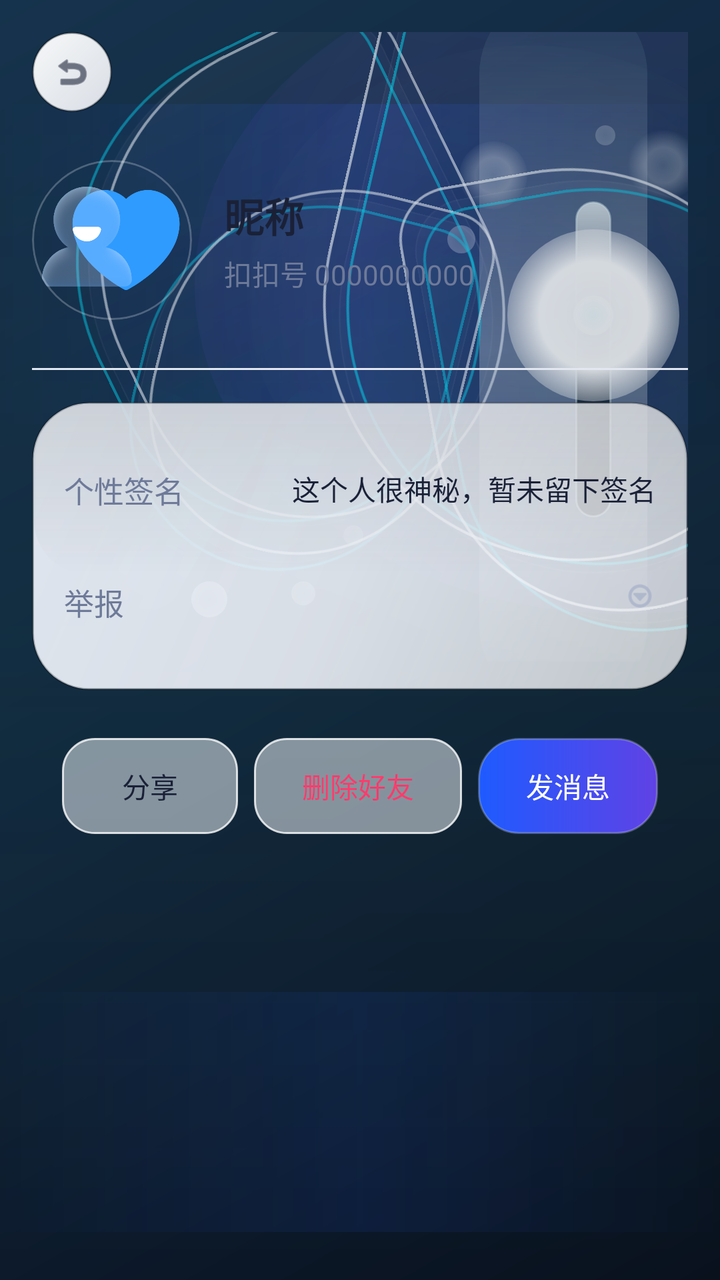
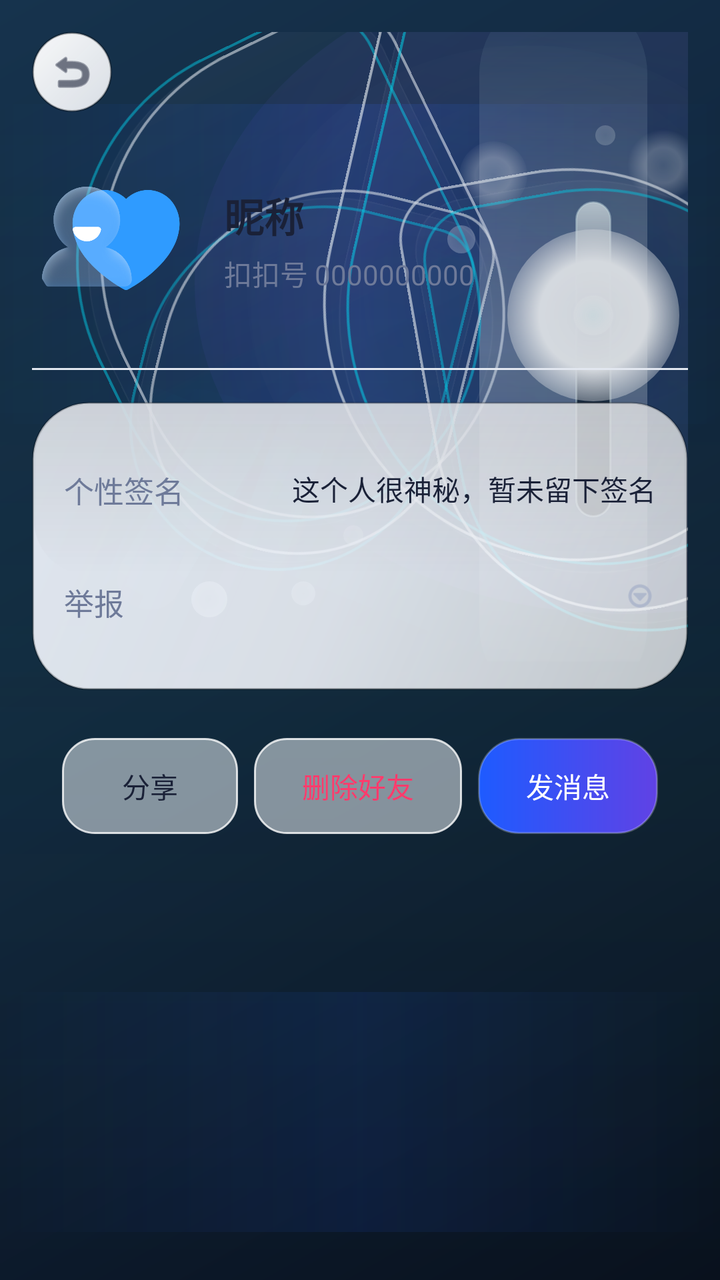

Screens rendered from an Android XML layout before and after an edit, with the pre-edit source and the edit as a unified diff.
<!-- AndroidManifest.xml: activity theme Theme.Koukou -->
<!-- res/layout/activity_friend_profile.xml -->
<?xml version="1.0" encoding="utf-8"?>
<androidx.constraintlayout.widget.ConstraintLayout xmlns:android="http://schemas.android.com/apk/res/android"
    xmlns:app="http://schemas.android.com/apk/res-auto"
    android:layout_width="match_parent"
    android:layout_height="match_parent"
    android:background="@drawable/bg_profile"
    android:padding="@dimen/page_horizontal_padding">

    <com.example.koukou.widget.CodeRainView
        android:id="@+id/code_rain_view"
        android:layout_width="0dp"
        android:layout_height="0dp"
        android:alpha="0.72"
        android:visibility="gone"
        app:layout_constraintBottom_toBottomOf="parent"
        app:layout_constraintEnd_toEndOf="parent"
        app:layout_constraintStart_toStartOf="parent"
        app:layout_constraintTop_toTopOf="parent" />

    <com.example.koukou.widget.ThemeAtmosphereView
        android:id="@+id/theme_effect_view"
        android:layout_width="0dp"
        android:layout_height="0dp"
        android:alpha="0.86"
        android:visibility="gone"
        app:layout_constraintBottom_toBottomOf="parent"
        app:layout_constraintEnd_toEndOf="parent"
        app:layout_constraintStart_toStartOf="parent"
        app:layout_constraintTop_toTopOf="parent" />

    <FrameLayout
        android:id="@+id/iv_decor"
        android:layout_width="388dp"
        android:layout_height="326dp"
        android:layout_marginTop="-12dp"
        android:layout_marginEnd="-72dp"
        android:alpha="0.82"
        app:layout_constraintEnd_toEndOf="parent"
        app:layout_constraintTop_toTopOf="parent">

        <include layout="@layout/view_iridescent_butterfly" />
    </FrameLayout>

    <ImageView
        android:id="@+id/ivBack"
        android:layout_width="40dp"
        android:layout_height="40dp"
        android:background="@drawable/bg_butterfly_panel"
        android:padding="10dp"
        android:src="@android:drawable/ic_menu_revert"
        app:layout_constraintStart_toStartOf="parent"
        app:layout_constraintTop_toTopOf="parent"
        app:tint="@color/butterfly_text_primary" />

    <com.google.android.material.card.MaterialCardView
        android:id="@+id/cvAvatar"
        android:layout_width="80dp"
        android:layout_height="80dp"
        android:layout_marginTop="@dimen/space_lg"
        app:cardBackgroundColor="@android:color/transparent"
        app:cardCornerRadius="40dp"
        app:cardElevation="0dp"
        app:layout_constraintStart_toStartOf="parent"
        app:layout_constraintTop_toBottomOf="@id/ivBack"
        app:strokeColor="#40F3F6FC"
        app:strokeWidth="1dp">

        <ImageView
            android:id="@+id/ivBigAvatar"
            android:layout_width="match_parent"
            android:layout_height="match_parent"
            android:scaleType="centerCrop"
            android:src="@mipmap/tubiao" />
    </com.google.android.material.card.MaterialCardView>

    <TextView
        android:id="@+id/tvProfileNickname"
        android:layout_width="wrap_content"
        android:layout_height="wrap_content"
        android:layout_marginStart="@dimen/space_md"
        android:text="昵称"
        android:textColor="@color/butterfly_text_primary"
        android:textSize="20sp"
        android:textStyle="bold"
        app:layout_constraintBottom_toTopOf="@id/tvProfileQQ"
        app:layout_constraintStart_toEndOf="@id/cvAvatar"
        app:layout_constraintTop_toTopOf="@id/cvAvatar"
        app:layout_constraintVertical_chainStyle="packed" />

    <TextView
        android:id="@+id/tvProfileQQ"
        android:layout_width="wrap_content"
        android:layout_height="wrap_content"
        android:layout_marginStart="@dimen/space_md"
        android:layout_marginTop="4dp"
        android:text="扣扣号 0000000000"
        android:textColor="@color/butterfly_text_secondary"
        android:textSize="14sp"
        app:layout_constraintBottom_toBottomOf="@id/cvAvatar"
        app:layout_constraintStart_toEndOf="@id/cvAvatar"
        app:layout_constraintTop_toBottomOf="@id/tvProfileNickname" />

    <View
        android:id="@+id/vDivider"
        android:layout_width="0dp"
        android:layout_height="1dp"
        android:layout_marginTop="@dimen/space_lg"
        android:background="@color/butterfly_divider"
        app:layout_constraintEnd_toEndOf="parent"
        app:layout_constraintStart_toStartOf="parent"
        app:layout_constraintTop_toBottomOf="@id/cvAvatar" />

    <LinearLayout
        android:id="@+id/llInfoList"
        android:layout_width="0dp"
        android:layout_height="wrap_content"
        android:layout_marginTop="@dimen/space_md"
        android:background="@drawable/bg_butterfly_glass_card"
        android:orientation="vertical"
        android:padding="@dimen/card_inner_padding"
        app:layout_constraintEnd_toEndOf="parent"
        app:layout_constraintStart_toStartOf="parent"
        app:layout_constraintTop_toBottomOf="@id/vDivider">

        <RelativeLayout
            android:layout_width="match_parent"
            android:layout_height="@dimen/list_item_single_height"
            android:gravity="center_vertical">

            <TextView
                android:layout_width="wrap_content"
                android:layout_height="wrap_content"
                android:text="个性签名"
                android:textColor="@color/butterfly_text_secondary"
                android:textSize="15sp" />

            <TextView
                android:id="@+id/tvSignatureDetail"
                android:layout_width="wrap_content"
                android:layout_height="wrap_content"
                android:layout_alignParentEnd="true"
                android:ellipsize="end"
                android:maxLines="1"
                android:text="这个人很神秘，暂未留下签名"
                android:textColor="@color/butterfly_text_primary"
                android:textSize="14sp" />
        </RelativeLayout>

        <RelativeLayout
            android:layout_width="match_parent"
            android:layout_height="@dimen/list_item_single_height"
            android:gravity="center_vertical">

            <TextView
                android:layout_width="wrap_content"
                android:layout_height="wrap_content"
                android:text="举报"
                android:textColor="@color/butterfly_text_secondary"
                android:textSize="15sp" />

            <ImageView
                android:layout_width="16dp"
                android:layout_height="16dp"
                android:layout_alignParentEnd="true"
                android:src="@android:drawable/ic_menu_more"
                app:tint="@color/butterfly_text_muted" />
        </RelativeLayout>
    </LinearLayout>

    <LinearLayout
        android:layout_width="wrap_content"
        android:layout_height="wrap_content"
        android:layout_marginTop="@dimen/space_lg"
        android:orientation="horizontal"
        app:layout_constraintEnd_toEndOf="parent"
        app:layout_constraintStart_toStartOf="parent"
        app:layout_constraintTop_toBottomOf="@id/llInfoList">

        <TextView
            android:id="@+id/tvShare"
            android:layout_width="wrap_content"
            android:layout_height="@dimen/button_primary_height"
            android:layout_marginEnd="@dimen/space_sm"
            android:background="@drawable/bg_profile_btn_outline"
            android:gravity="center"
            android:minWidth="88dp"
            android:paddingHorizontal="24dp"
            android:text="分享"
            android:textColor="@color/butterfly_text_primary"
            android:textSize="14sp" />

        <TextView
            android:id="@+id/tvDeleteFriend"
            android:layout_width="wrap_content"
            android:layout_height="@dimen/button_primary_height"
            android:layout_marginEnd="@dimen/space_sm"
            android:background="@drawable/bg_profile_btn_outline"
            android:gravity="center"
            android:minWidth="88dp"
            android:paddingHorizontal="24dp"
            android:text="删除好友"
            android:textColor="@color/butterfly_danger"
            android:textSize="14sp" />

        <TextView
            android:id="@+id/tvSendMessage"
            android:layout_width="wrap_content"
            android:layout_height="@dimen/button_primary_height"
            android:background="@drawable/bg_button_gradient_20"
            android:gravity="center"
            android:minWidth="88dp"
            android:paddingHorizontal="24dp"
            android:text="发消息"
            android:textColor="@color/butterfly_pearl"
            android:textSize="14sp" />
    </LinearLayout>

</androidx.constraintlayout.widget.ConstraintLayout>
<!-- res/layout/view_iridescent_butterfly.xml (included above) -->
<?xml version="1.0" encoding="utf-8"?>
<FrameLayout xmlns:android="http://schemas.android.com/apk/res/android"
    android:layout_width="match_parent"
    android:layout_height="match_parent"
    android:clipChildren="false"
    android:clipToPadding="false">

    <View
        android:layout_width="430dp"
        android:layout_height="330dp"
        android:layout_gravity="end|top"
        android:layout_marginTop="-28dp"
        android:layout_marginEnd="-112dp"
        android:alpha="0.34"
        android:background="@drawable/bg_butterfly_halo"
        android:tag="butterfly_glow" />

    <View
        android:layout_width="280dp"
        android:layout_height="250dp"
        android:layout_gravity="end|top"
        android:layout_marginTop="18dp"
        android:layout_marginEnd="12dp"
        android:alpha="0.18"
        android:background="@drawable/bg_butterfly_ring_glass"
        android:tag="butterfly_glow" />

    <View
        android:layout_width="84dp"
        android:layout_height="360dp"
        android:layout_gravity="end|top"
        android:layout_marginTop="-10dp"
        android:layout_marginEnd="92dp"
        android:alpha="0.56"
        android:background="@drawable/bg_butterfly_vertical_beam"
        android:tag="light_beam" />

    <View
        android:layout_width="268dp"
        android:layout_height="62dp"
        android:layout_gravity="bottom|start"
        android:layout_marginStart="2dp"
        android:layout_marginBottom="38dp"
        android:alpha="0.22"
        android:background="@drawable/bg_butterfly_trail"
        android:rotation="22"
        android:tag="butterfly_glow" />

    <View
        android:layout_width="198dp"
        android:layout_height="48dp"
        android:layout_gravity="bottom|start"
        android:layout_marginStart="44dp"
        android:layout_marginBottom="70dp"
        android:alpha="0.16"
        android:background="@drawable/bg_butterfly_trail"
        android:rotation="14"
        android:tag="trail_particle" />

    <View
        android:layout_width="32dp"
        android:layout_height="116dp"
        android:layout_gravity="bottom|start"
        android:layout_marginStart="52dp"
        android:layout_marginBottom="20dp"
        android:alpha="0.34"
        android:background="@drawable/bg_butterfly_particle_trail"
        android:rotation="30"
        android:tag="trail_particle" />

    <View
        android:layout_width="26dp"
        android:layout_height="96dp"
        android:layout_gravity="bottom|start"
        android:layout_marginStart="102dp"
        android:layout_marginBottom="42dp"
        android:alpha="0.28"
        android:background="@drawable/bg_butterfly_particle_trail"
        android:rotation="20"
        android:tag="trail_particle" />

    <View
        android:layout_width="18dp"
        android:layout_height="18dp"
        android:layout_gravity="bottom|start"
        android:layout_marginStart="68dp"
        android:layout_marginBottom="22dp"
        android:alpha="0.38"
        android:background="@drawable/bg_butterfly_glint"
        android:tag="spray_particle" />

    <View
        android:layout_width="12dp"
        android:layout_height="12dp"
        android:layout_gravity="bottom|start"
        android:layout_marginStart="118dp"
        android:layout_marginBottom="28dp"
        android:alpha="0.3"
        android:background="@drawable/bg_butterfly_glint"
        android:tag="spray_particle" />

    <View
        android:layout_width="10dp"
        android:layout_height="10dp"
        android:layout_gravity="bottom|start"
        android:layout_marginStart="144dp"
        android:layout_marginBottom="58dp"
        android:alpha="0.24"
        android:background="@drawable/bg_butterfly_glint"
        android:tag="particle" />

    <View
        android:layout_width="14dp"
        android:layout_height="14dp"
        android:layout_gravity="top|start"
        android:layout_marginStart="196dp"
        android:layout_marginTop="108dp"
        android:alpha="0.34"
        android:background="@drawable/bg_butterfly_glint"
        android:tag="particle" />

    <View
        android:layout_width="10dp"
        android:layout_height="10dp"
        android:layout_gravity="top|end"
        android:layout_marginTop="58dp"
        android:layout_marginEnd="108dp"
        android:alpha="0.28"
        android:background="@drawable/bg_butterfly_glint"
        android:tag="particle" />

    <ImageView
        android:layout_width="192dp"
        android:layout_height="236dp"
        android:layout_gravity="end|top"
        android:layout_marginTop="22dp"
        android:layout_marginEnd="176dp"
        android:alpha="0.22"
        android:background="@drawable/bg_butterfly_wing_outer"
        android:rotation="-26" />

    <ImageView
        android:layout_width="192dp"
        android:layout_height="236dp"
        android:layout_gravity="end|top"
        android:layout_marginTop="20dp"
        android:layout_marginEnd="182dp"
        android:alpha="0.74"
        android:background="@drawable/bg_butterfly_wing_edge"
        android:rotation="-26"
        android:tag="chroma_cyan" />

    <ImageView
        android:layout_width="192dp"
        android:layout_height="236dp"
        android:layout_gravity="end|top"
        android:layout_marginTop="18dp"
        android:layout_marginEnd="170dp"
        android:alpha="0.7"
        android:background="@drawable/bg_butterfly_wing_edge_pearl"
        android:rotation="-26"
        android:tag="chroma_pearl" />

    <ImageView
        android:layout_width="240dp"
        android:layout_height="292dp"
        android:layout_gravity="end|top"
        android:layout_marginTop="-12dp"
        android:layout_marginEnd="2dp"
        android:alpha="0.24"
        android:background="@drawable/bg_butterfly_wing_outer"
        android:rotation="13"
        android:scaleX="-1" />

    <ImageView
        android:layout_width="240dp"
        android:layout_height="292dp"
        android:layout_gravity="end|top"
        android:layout_marginTop="-16dp"
        android:layout_marginEnd="-2dp"
        android:alpha="0.82"
        android:background="@drawable/bg_butterfly_wing_edge"
        android:rotation="13"
        android:scaleX="-1"
        android:tag="chroma_cyan" />

    <ImageView
        android:layout_width="240dp"
        android:layout_height="292dp"
        android:layout_gravity="end|top"
        android:layout_marginTop="-18dp"
        android:layout_marginEnd="10dp"
        android:alpha="0.78"
        android:background="@drawable/bg_butterfly_wing_edge_pearl"
        android:rotation="13"
        android:scaleX="-1"
        android:tag="chroma_pearl" />

    <ImageView
        android:layout_width="152dp"
        android:layout_height="188dp"
        android:layout_gravity="end|bottom"
        android:layout_marginEnd="190dp"
        android:layout_marginBottom="48dp"
        android:alpha="0.2"
        android:background="@drawable/bg_butterfly_wing_inner"
        android:rotation="14" />

    <ImageView
        android:layout_width="152dp"
        android:layout_height="188dp"
        android:layout_gravity="end|bottom"
        android:layout_marginEnd="194dp"
        android:layout_marginBottom="44dp"
        android:alpha="0.72"
        android:background="@drawable/bg_butterfly_wing_edge_inner"
        android:rotation="14"
        android:tag="chroma_cyan" />

    <ImageView
        android:layout_width="152dp"
        android:layout_height="188dp"
        android:layout_gravity="end|bottom"
        android:layout_marginEnd="184dp"
        android:layout_marginBottom="52dp"
        android:alpha="0.66"
        android:background="@drawable/bg_butterfly_wing_edge_inner_pearl"
        android:rotation="14"
        android:tag="chroma_pearl" />

    <ImageView
        android:layout_width="182dp"
        android:layout_height="226dp"
        android:layout_gravity="end|bottom"
        android:layout_marginEnd="12dp"
        android:layout_marginBottom="18dp"
        android:alpha="0.22"
        android:background="@drawable/bg_butterfly_wing_inner"
        android:rotation="-10"
        android:scaleX="-1" />

    <ImageView
        android:layout_width="182dp"
        android:layout_height="226dp"
        android:layout_gravity="end|bottom"
        android:layout_marginEnd="8dp"
        android:layout_marginBottom="14dp"
        android:alpha="0.78"
        android:background="@drawable/bg_butterfly_wing_edge_inner"
        android:rotation="-10"
        android:scaleX="-1"
        android:tag="chroma_cyan" />

    <ImageView
        android:layout_width="182dp"
        android:layout_height="226dp"
        android:layout_gravity="end|bottom"
        android:layout_marginEnd="20dp"
        android:layout_marginBottom="24dp"
        android:alpha="0.72"
        android:background="@drawable/bg_butterfly_wing_edge_inner_pearl"
        android:rotation="-10"
        android:scaleX="-1"
        android:tag="chroma_pearl" />

    <View
        android:layout_width="18dp"
        android:layout_height="158dp"
        android:layout_gravity="end|top"
        android:layout_marginTop="96dp"
        android:layout_marginEnd="110dp"
        android:alpha="0.96"
        android:background="@drawable/bg_butterfly_body" />

    <View
        android:layout_width="86dp"
        android:layout_height="86dp"
        android:layout_gravity="end|top"
        android:layout_marginTop="110dp"
        android:layout_marginEnd="76dp"
        android:alpha="1"
        android:background="@drawable/bg_butterfly_core_glow"
        android:tag="core_glow" />

    <View
        android:layout_width="20dp"
        android:layout_height="20dp"
        android:layout_gravity="end|top"
        android:layout_marginTop="143dp"
        android:layout_marginEnd="109dp"
        android:alpha="0.88"
        android:background="@drawable/bg_butterfly_glint"
        android:tag="core_glow" />

    <View
        android:layout_width="34dp"
        android:layout_height="34dp"
        android:layout_gravity="end|top"
        android:layout_marginTop="66dp"
        android:layout_marginEnd="152dp"
        android:alpha="0.32"
        android:background="@drawable/bg_butterfly_glint"
        android:tag="butterfly_glow" />

    <View
        android:layout_width="40dp"
        android:layout_height="40dp"
        android:layout_gravity="end|top"
        android:layout_marginTop="58dp"
        android:layout_marginEnd="64dp"
        android:alpha="0.3"
        android:background="@drawable/bg_butterfly_glint"
        android:tag="butterfly_glow" />

</FrameLayout>
<!-- resources referenced by this layout -->
<resources>
  <color name="butterfly_danger">#FF3B6C</color>
  <color name="butterfly_divider">#E2E7F0</color>
  <color name="butterfly_pearl">#FFFFFF</color>
  <color name="butterfly_text_muted">#9CA8C4</color>
  <color name="butterfly_text_primary">#1A2137</color>
  <color name="butterfly_text_secondary">#6E7A99</color>
  <dimen name="button_primary_height">48dp</dimen>
  <dimen name="card_inner_padding">16dp</dimen>
  <dimen name="list_item_single_height">56dp</dimen>
  <dimen name="page_horizontal_padding">16dp</dimen>
  <dimen name="space_lg">24dp</dimen>
  <dimen name="space_md">16dp</dimen>
  <dimen name="space_sm">8dp</dimen>
  <!-- drawable bg_butterfly_glint (drawable) -->
  <?xml version="1.0" encoding="utf-8"?>
  <shape xmlns:android="http://schemas.android.com/apk/res/android"
      android:shape="oval">
      <gradient
          android:centerColor="#FFFFFFFF"
          android:endColor="#00FFFFFF"
          android:gradientRadius="18dp"
          android:startColor="#B8F0FFFF"
          android:type="radial" />
  </shape>
  <!-- drawable bg_butterfly_halo (drawable) -->
  <?xml version="1.0" encoding="utf-8"?>
  <shape xmlns:android="http://schemas.android.com/apk/res/android"
      android:shape="oval">
      <gradient
          android:centerColor="#4C805CFF"
          android:endColor="#00081218"
          android:gradientRadius="320dp"
          android:startColor="#2E1E5BFF"
          android:type="radial" />
  </shape>
  <!-- drawable bg_profile (drawable) -->
  <?xml version="1.0" encoding="utf-8"?>
  <layer-list xmlns:android="http://schemas.android.com/apk/res/android">
      <item android:drawable="@drawable/bg_butterfly_scene" />
  </layer-list>
  <!-- drawable bg_profile_btn_outline (drawable) -->
  <?xml version="1.0" encoding="utf-8"?>
  <shape xmlns:android="http://schemas.android.com/apk/res/android"
      android:shape="rectangle">
      <solid android:color="#82F6FBFF" />
      <stroke
          android:width="1dp"
          android:color="#CCFFFFFF" />
      <corners android:radius="16dp" />
  </shape>
  <style name="Theme.Koukou" parent="Base.Theme.Koukou" />
  <color name="butterfly_primary">#1E5BFF</color>
  <color name="butterfly_purple">#6042E5</color>
  <color name="md_theme_primary">#00D4FF</color>
  <color name="md_theme_onPrimary">#FFFFFF</color>
  <color name="md_theme_primaryContainer">#EAF4FB</color>
  <color name="md_theme_secondary">#7B2FFF</color>
  <color name="md_theme_onSecondary">#FFFFFF</color>
  <color name="md_theme_background">#F5F7FA</color>
  <color name="md_theme_surface">#FFFFFF</color>
  <color name="md_theme_onBackground">#1A2137</color>
  <color name="md_theme_onSurface">#1A2137</color>
  <style name="Widget.Koukou.Toolbar" parent="Widget.Material3.Toolbar">
          <item name="android:layout_height">@dimen/app_bar_height</item>
          <item name="titleTextColor">@color/butterfly_text_primary</item>
          <item name="subtitleTextColor">@color/butterfly_text_secondary</item>
          <item name="android:background">@android:color/transparent</item>
      </style>
  <style name="Widget.Koukou.Button" parent="Widget.Material3.Button">
          <item name="cornerRadius">24dp</item>
          <item name="android:minHeight">@dimen/button_primary_height</item>
          <item name="android:textAllCaps">false</item>
      </style>
  <dimen name="app_bar_height">56dp</dimen>
  <dimen name="card_radius">16dp</dimen>
  <dimen name="card_elevation">4dp</dimen>
  <color name="card_border">#D4DCE8</color>
  <color name="card_background">#FFFFFF</color>
  <dimen name="input_corner_radius">12dp</dimen>
  <!-- unchanged entries left out for length: 20 -->
</resources>

<!-- the commit's change to res/layout/activity_friend_profile.xml (unified diff, before → after) -->
@@ -28,6 +28,16 @@
         app:layout_constraintStart_toStartOf="parent"
         app:layout_constraintTop_toTopOf="parent" />
 
+    <com.example.koukou.widget.RaindropFxView
+        android:id="@id/raindrop_view"
+        android:layout_width="0dp"
+        android:layout_height="0dp"
+        android:visibility="gone"
+        app:layout_constraintBottom_toBottomOf="parent"
+        app:layout_constraintEnd_toEndOf="parent"
+        app:layout_constraintStart_toStartOf="parent"
+        app:layout_constraintTop_toTopOf="parent" />
+
     <FrameLayout
         android:id="@+id/iv_decor"
         android:layout_width="388dp"
@@ -43,10 +53,10 @@
 
     <ImageView
         android:id="@+id/ivBack"
-        android:layout_width="40dp"
-        android:layout_height="40dp"
+        android:layout_width="@dimen/avatar_md"
+        android:layout_height="@dimen/avatar_md"
         android:background="@drawable/bg_butterfly_panel"
-        android:padding="10dp"
+        android:padding="@dimen/space_sm"
         android:src="@android:drawable/ic_menu_revert"
         app:layout_constraintStart_toStartOf="parent"
         app:layout_constraintTop_toTopOf="parent"
@@ -54,16 +64,15 @@
 
     <com.google.android.material.card.MaterialCardView
         android:id="@+id/cvAvatar"
-        android:layout_width="80dp"
-        android:layout_height="80dp"
+        android:layout_width="@dimen/avatar_xl"
+        android:layout_height="@dimen/avatar_xl"
         android:layout_marginTop="@dimen/space_lg"
         app:cardBackgroundColor="@android:color/transparent"
         app:cardCornerRadius="40dp"
         app:cardElevation="0dp"
         app:layout_constraintStart_toStartOf="parent"
         app:layout_constraintTop_toBottomOf="@id/ivBack"
-        app:strokeColor="#40F3F6FC"
-        app:strokeWidth="1dp">
+        app:strokeWidth="0dp">
 
         <ImageView
             android:id="@+id/ivBigAvatar"
<!-- resource entries referenced after the edit -->
@@ -6,6 +6,8 @@
   <color name="butterfly_text_muted">#9CA8C4</color>
   <color name="butterfly_text_primary">#1A2137</color>
   <color name="butterfly_text_secondary">#6E7A99</color>
+  <dimen name="avatar_md">40dp</dimen>
+  <dimen name="avatar_xl">80dp</dimen>
   <dimen name="button_primary_height">48dp</dimen>
   <dimen name="card_inner_padding">16dp</dimen>
   <dimen name="list_item_single_height">56dp</dimen>
